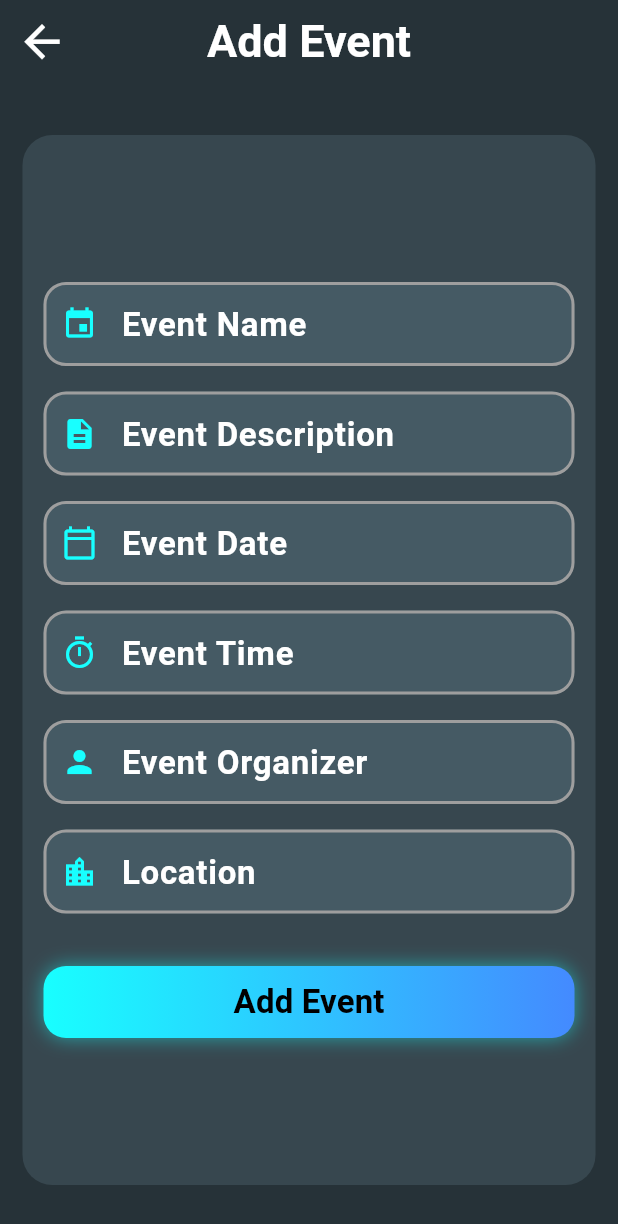
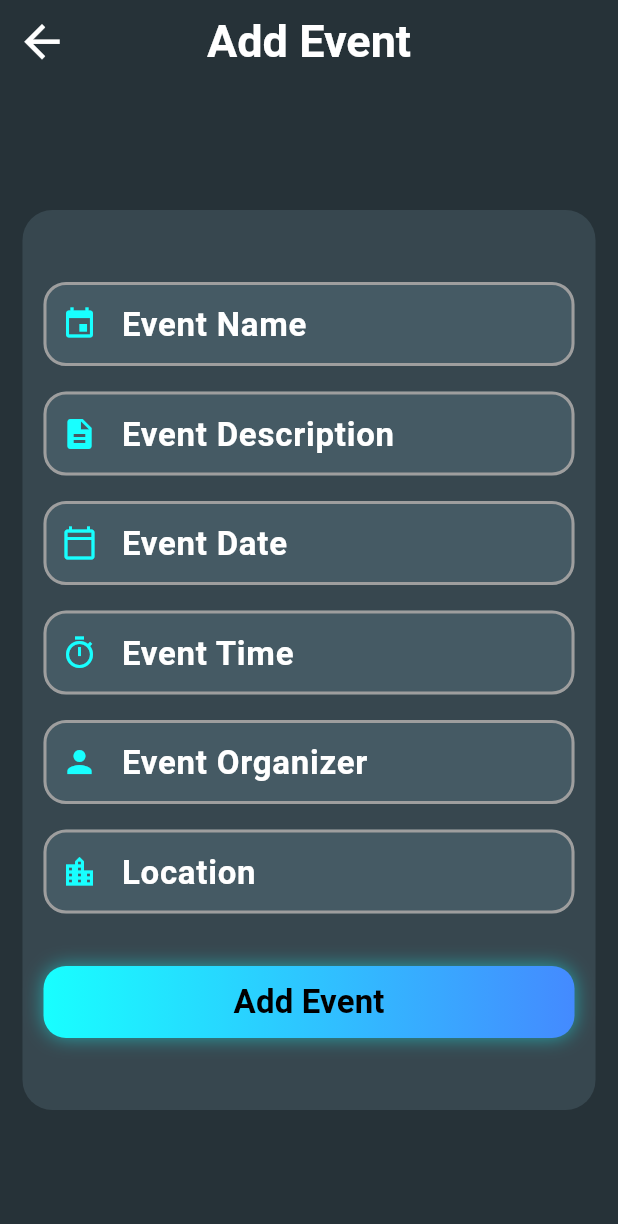
Before and after one commit to AvezChadchan/event_scheduler, a Flutter app: the EventCreate screen opened directly, on a phone screen of 412 x 824 dp. Shown: the top 1224 px of the screen. Run offline on Flutter 3.47's test engine with Material 3 defaults, Android fonts, the phone set to English and light mode, and no system bars; our stand-ins replace sqflite; accounts and stored records are empty.

Commit message:
Fix: Enable scrolling in event creation form.

```diff
--- a/lib/screens/event_create.dart
+++ b/lib/screens/event_create.dart
@@ -72,8 +72,9 @@ class _EventCreateState extends State<EventCreate> {
       body: Container(
         color: Colors.blueGrey.shade900,
         child: Center(
+          child: SingleChildScrollView(
             child: Container(
-            height: 700,
+                height: 600,
                 padding: const EdgeInsets.all(14),
                 margin: const EdgeInsets.symmetric(horizontal: 15),
                 decoration: BoxDecoration(
@@ -139,6 +140,8 @@ class _EventCreateState extends State<EventCreate> {
               ),
             ),
           ),
+
+      ),
     );
   }
 
```
Lines whose indentation alone changed are shown as unchanged.
